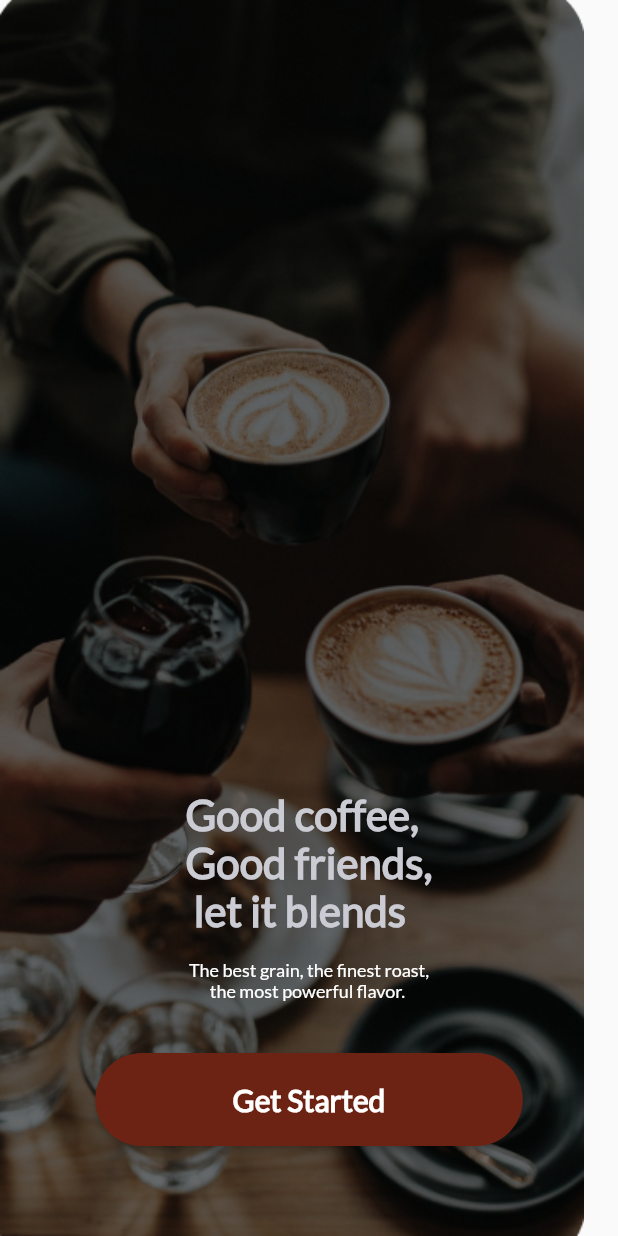
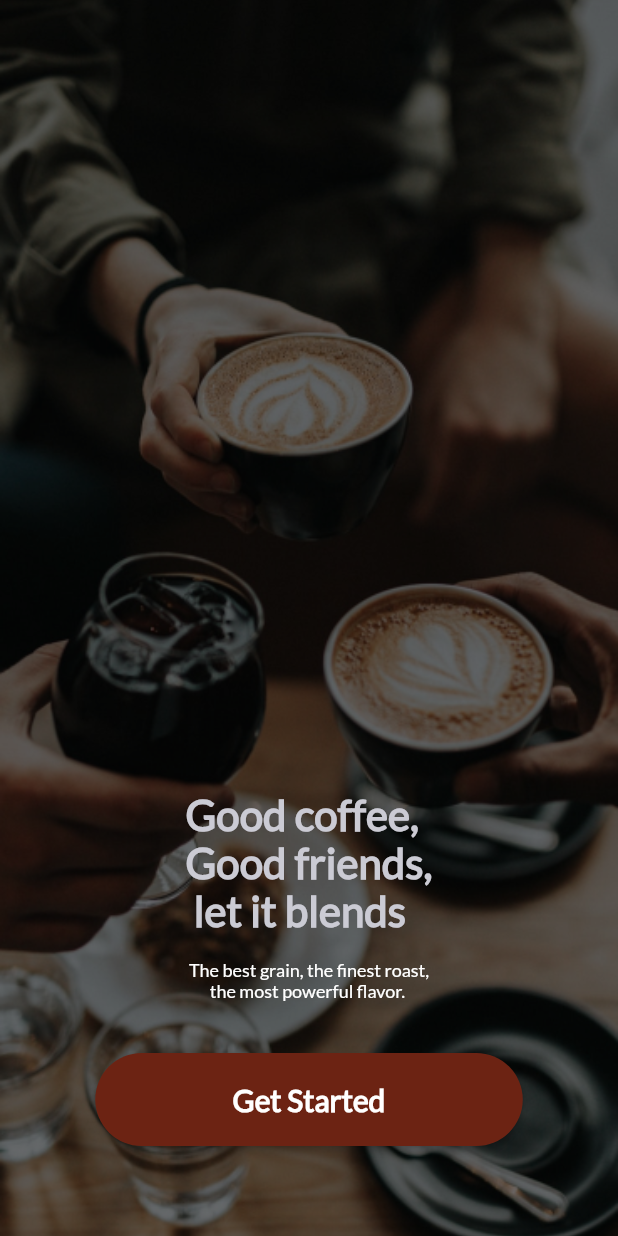
Before and after one commit to Amirkhaled-03/coffee_app, a Flutter app: the screen it shows after launch, on a phone screen of 412 x 824 dp. Run offline on Flutter 3.47's test engine with Material 2 defaults, Android fonts, the phone set to English and light mode, and no system bars; our stand-ins replace bloc, cloud_firestore, firebase_auth, firebase_core, flutter_bloc, image_picker; accounts and stored records are empty.

Commit message:
fix issues

```diff
--- a/lib/main.dart
+++ b/lib/main.dart
@@ -6,7 +6,7 @@ import 'package:coffee_app/firebase_options.dart';
 import 'package:coffee_app/simple_block_observer.dart';
 import 'package:coffee_app/veiws/bottom_navigation_bar_widget.dart';
 import 'package:coffee_app/veiws/login_veiw.dart';
-import 'package:coffee_app/veiws/onboarding_veiw.dart';
+import 'package:coffee_app/veiws/splash_veiw.dart';
 import 'package:coffee_app/veiws/registration_veiw.dart';
 import 'package:firebase_core/firebase_core.dart';
 import 'package:flutter/material.dart';
@@ -37,7 +37,7 @@ class CoffeeApp extends StatelessWidget {
       ],
       child: MaterialApp(
         routes: {
-          OnboardingVeiw.id: (context) => const OnboardingVeiw(),
+          SplashVeiw.id: (context) => const SplashVeiw(),
           LoginVeiw.id: (context) => const LoginVeiw(),
           RegistrationVeiw.id: (context) => const RegistrationVeiw(),
           BottomNavigationBarWigdet.id: (context) =>
@@ -45,7 +45,7 @@ class CoffeeApp extends StatelessWidget {
         },
         theme: ThemeData(fontFamily: "Lato"),
         debugShowCheckedModeBanner: false,
-        initialRoute: OnboardingVeiw.id,
+        initialRoute: SplashVeiw.id,
       ),
     );
   }
--- a/lib/services/get_user_data.dart
+++ b/lib/services/get_user_data.dart
@@ -5,7 +5,7 @@ import 'package:firebase_auth/firebase_auth.dart';
 class GetUserData {
   CollectionReference users = FirebaseFirestore.instance.collection('users');
   Future<UserModel> getUserData() async {
-   String? email =  FirebaseAuth.instance.currentUser!.email;
+    String? email = FirebaseAuth.instance.currentUser!.email;
     final snapshot = await users.where("email", isEqualTo: email).get();
 
     final userData = snapshot.docs.map((e) => UserModel.fromSnabShot(e)).single;
--- /dev/null
+++ b/lib/veiws/splash_veiw.dart
@@ -0,0 +1,13 @@
+import 'package:coffee_app/veiws/widgets/splash_view_body.dart';
+import 'package:flutter/material.dart';
+
+class SplashVeiw extends StatelessWidget {
+  const SplashVeiw({super.key});
+  static String id = "OnboardingVeiw";
+
+  @override
+  Widget build(BuildContext context) {
+    return const Scaffold(
+        body:SplashViewBody());
+  }
+}
--- a/lib/veiws/widgets/cart_item_widget.dart
+++ b/lib/veiws/widgets/cart_item_widget.dart
@@ -23,7 +23,7 @@ class CartItemWidget extends StatelessWidget {
     return Container(
       margin: const EdgeInsets.only(right: 6),
       width: 200,
-      decoration: BoxDecoration(borderRadius: BorderRadius.circular(5)),
+      decoration: BoxDecoration(borderRadius: BorderRadius.circular(10)),
       child: Card(
         clipBehavior: Clip.hardEdge,
         shape: RoundedRectangleBorder(borderRadius: BorderRadius.circular(10)),
--- a/lib/veiws/widgets/item_card.dart
+++ b/lib/veiws/widgets/item_card.dart
@@ -101,8 +101,10 @@ class _ItemCardState extends State<ItemCard> {
                         onPressed: () {
                           showModalBottomSheet(
                             clipBehavior: Clip.antiAliasWithSaveLayer,
-                            shape: RoundedRectangleBorder(
-                                borderRadius: BorderRadius.circular(24)),
+                            shape: const RoundedRectangleBorder(
+                                borderRadius: BorderRadius.only(
+                                    topLeft: Radius.circular(24),
+                                    topRight: Radius.circular(24))),
                             context: context,
                             builder: (context) {
                               return ItemDetailsBottomSheet(
--- a/lib/veiws/onboarding_veiw.dart
+++ b/lib/veiws/widgets/splash_view_body.dart
@@ -1,19 +1,19 @@
+
 import 'package:coffee_app/constants.dart';
-import 'package:coffee_app/veiws/widgets/get_started_onboarding.dart';
 import 'package:flutter/material.dart';
+import 'get_started_onboarding.dart';
 
-class OnboardingVeiw extends StatelessWidget {
-  const OnboardingVeiw({super.key});
-  static String id = "OnboardingVeiw";
+class SplashViewBody extends StatelessWidget {
+  const SplashViewBody({super.key});
 
   @override
   Widget build(BuildContext context) {
-    return Scaffold(
-        body: Stack(
+    return  Stack(
       children: [
         Image.asset(
           "Assets/photos/Onboarding.png",
           fit: BoxFit.cover,
+          width: double.infinity,
           height: double.infinity,
         ),
         const Column(
@@ -42,6 +42,6 @@ class OnboardingVeiw extends StatelessWidget {
           ],
         ),
       ],
-    ));
+    );
   }
 }
```
Also changed, not shown: lib/healpers/show_snack_bar.dart (+9 -6 lines), lib/veiws/registration_veiw.dart (+7 -8 lines), lib/veiws/widgets/confirm_order_dialog.dart (added, +47 -0 lines), lib/veiws/widgets/deliver_or_pick_up.dart (+7 -31 lines), Assets/photos/success ordaring.png (added).
